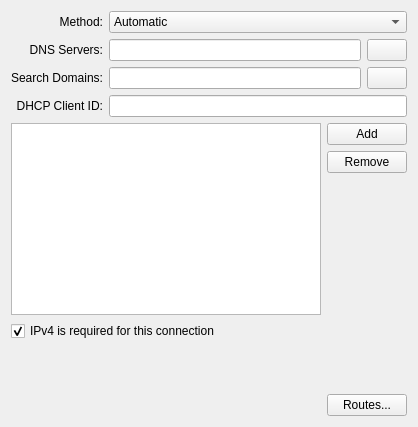
This is libs/editor/settings/ui/ipv4.ui in KDE/plasma-nm as Qt 5 draws it before an edit. The edited form follows.
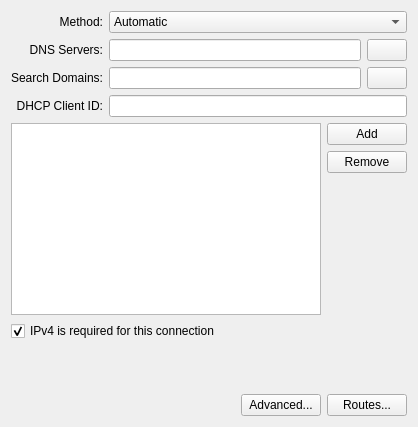
This is the edited form. Icons and pictures are not drawn. Custom widgets are drawn as their Qt base class.

Commit message:
Expose some more settings in an Advanced dialog
Summary: Was requested by some users who needed these fields and which are already offered by NM.

Test Plan: Changed them, then changed them back.

Reviewers: #plasma, jgrulich

Reviewed By: jgrulich

Subscribers: aspotashev, broulik, ngraham, plasma-devel

Tags: #plasma

Patch:
```diff
--- a/libs/editor/settings/ui/ipv4.ui
+++ b/libs/editor/settings/ui/ipv4.ui
@@ -304,6 +304,13 @@
        </property>
       </spacer>
      </item>
+     <item>
+      <widget class="QPushButton" name="btnAdvanced">
+       <property name="text">
+        <string>Advanced...</string>
+       </property>
+      </widget>
+     </item>
      <item>
       <widget class="QPushButton" name="btnRoutes">
        <property name="enabled">
```
The commit also changes 2 other files.
